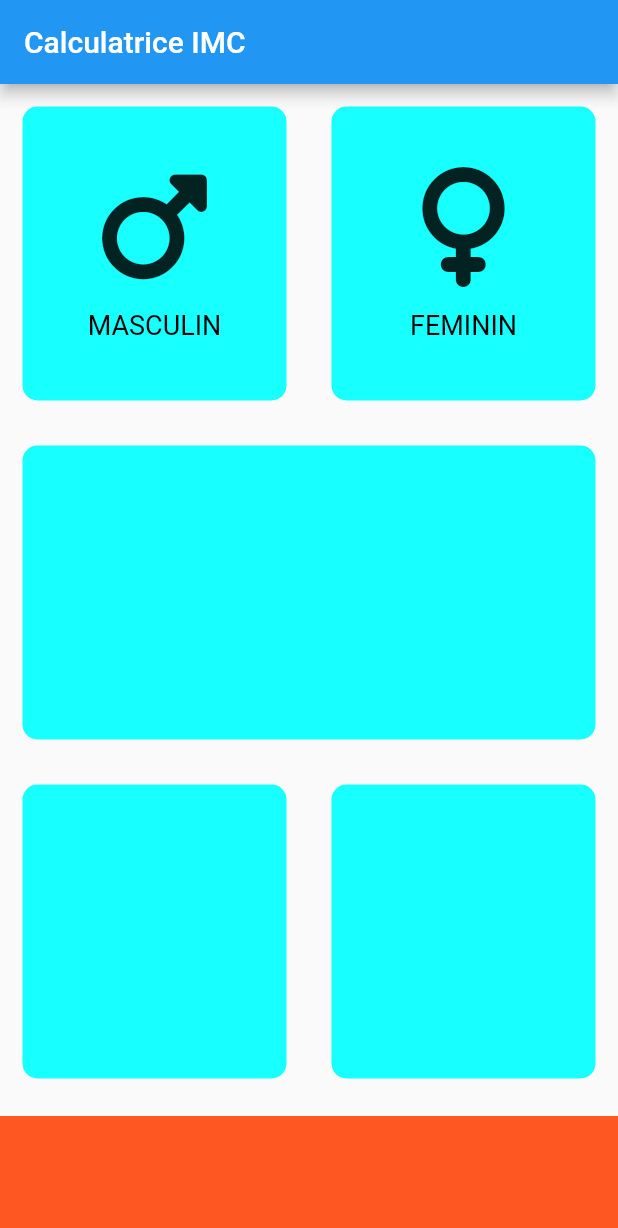
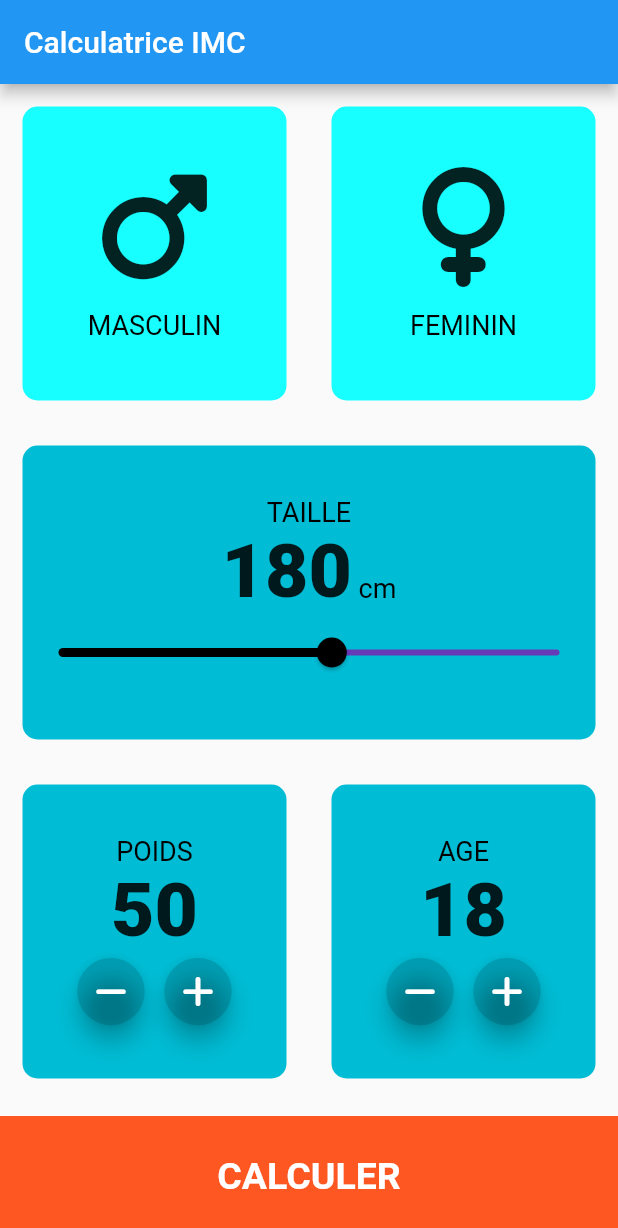
Before and after one commit to EzraWangYAY/bmicalculator, a Flutter app: the screen it shows after launch, on a phone screen of 412 x 824 dp. Shown: the top 1228 px of the screen. Run offline on Flutter 3.47's test engine with Material 2 defaults, Android fonts, the phone set to English and light mode, and no system bars; our stand-ins replace font_awesome_flutter.

```diff
--- /dev/null
+++ b/lib/Calculatrice.dart
@@ -0,0 +1,34 @@
+import 'dart.math';
+class Calculatrice{
+  Calculatrice({this.height, this.weight});
+
+  final int ?height;
+  final int ?weight;
+
+  double ? _imc;
+
+  String calculerIMC(){
+    _imc = weight! /pow(height! / 100, 2);
+    return _imc!.toStringAsFixed(1);
+
+  }
+  String getResult(){
+    if(_imc! >= 25){
+      return 'Surpoids';
+    }else if(_imc! > 18.5){
+      return 'Normal';
+    }else{
+      return 'Deficit ponderal';
+    }
+  }
+  String getInterpretation(){
+    if(_imc! >= 25){
+      return 'Ton poids est superieur a la normale. Exerces toi plus.';
+    }else if(_imc! >= 18.5){
+      return 'Excellent! Tu as un poids normal';
+    }else{
+      return 'Tu es un poids inferieur a la norme. If faut manger plus';
+
+    }
+  }
+}
--- /dev/null
+++ b/lib/bouton_button.dart
@@ -0,0 +1,24 @@
+import 'package:flutter/material.dart';
+import 'constants.dart';
+class Buttonbutton extends StatelessWidget {
+  Buttonbutton({required this.onTap, required this.buttonTitle});
+
+  final Function()? onTap;
+  final String buttonTitle;
+
+
+  @override
+  Widget build(BuildContext context) {
+    return GestureDetector(
+      onTap: onTap,
+
+      child: Container(
+        child: Center(child: Text('CALCULER', style: LargeButtonTextStyle,)),
+        color: Colors.deepOrange,
+        margin: EdgeInsets.only(top: 10.0),
+        width: double.infinity,
+        height: 80.0,
+      ),
+    );
+  }
+}
--- /dev/null
+++ b/lib/constants.dart
@@ -0,0 +1,39 @@
+import 'package:flutter/material.dart';
+
+const activeCardColour = Colors.cyan;
+const inactiveCardColour = Colors.cyanAccent;
+const bottomContainerColour = Colors.red;
+const bottomContainerHeight = 80.0;
+
+const NumberTextStyle = TextStyle(
+  fontSize: 50.0,
+  fontWeight: FontWeight.w900,
+
+);
+const labelTextStyle = TextStyle(
+  fontSize: 18.0,
+  color: Colors.black,
+);
+const LargeButtonTextStyle = TextStyle(
+  fontSize: 25.0,
+  fontWeight: FontWeight.bold,
+  color: Colors.white,
+);
+
+const TitleTextStyle=TextStyle(
+  fontSize: 40.0,
+  fontWeight: FontWeight.bold,
+  color: Colors.blue,
+);
+
+const resultTextStyle = TextStyle(color: Colors.red,
+fontSize: 26.0,
+fontWeight: FontWeight.bold,);
+
+const ImcResultTextStyle = TextStyle(color: Colors.red,
+  fontSize: 90.0,
+  fontWeight: FontWeight.bold,);
+
+const ImcInterpretTextStyle = TextStyle(color: Colors.white,
+  fontSize: 24.0,
+  fontWeight: FontWeight.bold,);
--- /dev/null
+++ b/lib/icon_content.dart
@@ -0,0 +1,28 @@
+import 'package:flutter/material.dart';
+import 'constants.dart';
+
+
+
+class IconContent extends StatelessWidget {
+  IconContent({this.icon,this.label});
+
+  final IconData ? icon;
+  final String ? label;
+
+  @override
+  Widget build(BuildContext context) {
+    return Column(
+      mainAxisAlignment: MainAxisAlignment.center,
+      children: [
+        Icon(icon,
+          size: 80.0,),
+        SizedBox(height: 15.0,),
+        Text(
+          label!,
+          style: labelTextStyle,
+
+        )
+      ],
+    );
+  }
+}
--- a/lib/input_page.dart
+++ b/lib/input_page.dart
@@ -1,12 +1,28 @@
+import 'package:bmicalculator/results_page.dart';
 import 'package:flutter/material.dart';
 import 'package:font_awesome_flutter/font_awesome_flutter.dart';
-const activeCardColour = Colors.cyanAccent;
+import 'Calculatrice.dart';
+import 'mon_container.dart';
+import 'icon_content.dart';
+import 'constants.dart';
+import 'bouton_button.dart';
+enum Gender {
+  male,
+  female,
+}
+
 class InputPage extends StatefulWidget {
   @override
   State<InputPage> createState() => _InputPageState();
 }
 
 class _InputPageState extends State<InputPage> {
+  //Color maleCardColour = inactiveCardColour;
+  //Color femaleCardColour = inactieCardColour;
+  Gender? selectedGender;
+  int height = 180;
+  int weight = 50;
+  int age = 18;
   @override
   Widget build(BuildContext context) {
     return Scaffold(
@@ -19,86 +35,195 @@ class _InputPageState extends State<InputPage> {
               child: Row(
                 children: [
                   Expanded(
-                    child: monContainer(colour: activeCardColour,
-                      childCard: IconContent(icon: FontAwesomeIcons.mars,
-                      label: 'MASCULIN',),
+                    child: GestureDetector(
+                      onTap: () {
+                        setState(() {
+                          selectedGender = Gender.male;
+                        });
+                      },
+                      child: monContainer(
+                        colour: selectedGender == Gender.male
+                            ? activeCardColour
+                            : inactiveCardColour,
+                        childCard: IconContent(
+                          icon: FontAwesomeIcons.mars,
+                          label: 'MASCULIN',
+                        ),
+                      ),
                     ),
-
                   ),
                   Expanded(
-                   child: monContainer(colour: activeCardColour,
-                   childCard: Column(mainAxisAlignment: MainAxisAlignment.center,
-                     children: [
-                     Icon(FontAwesomeIcons.venus,
-                     size: 80.0,),
-                     SizedBox(height: 15.0,),
-                     Text('FEMININ', style: TextStyle(fontSize: 18.0, color: Colors.black),)
-                   ],),),
+                    child: GestureDetector(
+                      onTap: () {
+                        setState(() {
+                          selectedGender = Gender.female;
+                        });
+                      },
+                      child: monContainer(
+                        colour: selectedGender == Gender.female
+                            ? activeCardColour
+                            : inactiveCardColour,
+                        childCard: Column(
+                          mainAxisAlignment: MainAxisAlignment.center,
+                          children: [
+                            Icon(
+                              FontAwesomeIcons.venus,
+                              size: 80.0,
+                            ),
+                            SizedBox(
+                              height: 15.0,
+                            ),
+                            Text(
+                              'FEMININ',
+                              style: TextStyle(
+                                  fontSize: 18.0, color: Colors.black),
+                            )
+                          ],
+                        ),
+                      ),
+                    ),
                   ),
                 ],
               ),
             ),
             Expanded(
-              child: monContainer(colour: activeCardColour,),
+              child: monContainer(
+                colour: activeCardColour,
+                childCard: Column(
+                  mainAxisAlignment: MainAxisAlignment.center,
+                  children: [
+                    Text(
+                      'TAILLE',
+                      style: labelTextStyle,
+                    ),
+                    Row(
+                      mainAxisAlignment: MainAxisAlignment.center,
+                      crossAxisAlignment: CrossAxisAlignment.baseline,
+                      textBaseline: TextBaseline.alphabetic,
+                      children: [
+                        Text(
+                          height.toString(),
+                          style: NumberTextStyle,
+                        ),
+                        Text(
+                          ' cm',
+                          style: labelTextStyle,
+                        ),
+                      ],
+                    ),
+                    Slider (
+                      value: height.toDouble(),
+                      min: 120,
+                      max: 230,
+                      activeColor: Colors.black,
+                      inactiveColor: Colors.deepPurple,
+                      onChanged: (double newValue){
+                        setState((){
+                          height = newValue.round();
+                        });
+                      },
+                    ),
+                  ],
+                ),
+              ),
             ),
             Expanded(
               child: Row(
                 children: [
                   Expanded(
-                    child: monContainer(colour: activeCardColour,),
+                    child: monContainer(
+                      colour: activeCardColour,
+                      childCard: Column(mainAxisAlignment: MainAxisAlignment.center,
+                      children: [
+                        Text('POIDS', style: labelTextStyle,),
+                        Text(weight.toString(), style: NumberTextStyle,),
+                        Row(
+                          mainAxisAlignment: MainAxisAlignment.center,
+                          children: [
+                            RoundIconButton(icon: FontAwesomeIcons.minus, onPressed: () {
+                              setState((){
+                                  weight --;
+                              });
+                            },),
+                            SizedBox(width: 10.0,),
+                            RoundIconButton(icon: FontAwesomeIcons.plus, onPressed: () {
+                              setState((){
+                                weight++;
+                              });
+                            },),
+                          ],
+
+                        )
+
+                      ],),
+                    ),
                   ),
                   Expanded(
-                    child: monContainer(colour: activeCardColour,),
+                    child: monContainer(
+                      colour: activeCardColour,
+                      childCard: Column(mainAxisAlignment: MainAxisAlignment.center,
+                        children: [
+                          Text('AGE', style: labelTextStyle,),
+                          Text(age.toString(), style: NumberTextStyle,),
+                          Row(
+                            mainAxisAlignment: MainAxisAlignment.center,
+                            children: [
+                              RoundIconButton(icon: FontAwesomeIcons.minus, onPressed: () {
+                                setState((){
+                                  age --;
+                                });
+                              },),
+                              SizedBox(width: 10.0,),
+                              RoundIconButton(icon: FontAwesomeIcons.plus, onPressed: () {
+                                setState((){
+                                  age++;
+                                });
+                              },),
+                            ],
+
+                          )
+
+                        ],),
+                    ),
                   ),
                 ],
               ),
             ),
-            Container(
-              color: Colors.deepOrange,
-              margin: EdgeInsets.only(top:10.0),
-              width: double.infinity,
-              height: 80.0,
-            ),
+
+            Buttonbutton(buttonTitle: 'CALCULER',
+              onTap: () {
+              Calculatrice calc = Calculatrice(height: height, weight: weight);
+              Navigator.push(context,
+                  MaterialPageRoute(builder: (context) => ResultsPage(
+                    imcResult: calc.calculerIMC(),
+                    resultText: calc.getResult(),
+                    interpretation: calc.getInterpretation(),
+                  )));
+            },),
           ],
         ));
   }
 }
 
-class IconContent extends StatelessWidget {
-  IconContent({this.icon,this.label});
 
-final IconData ? icon;
-final String ? label;
-
+class RoundIconButton extends StatelessWidget {
+  RoundIconButton ({required this.icon, required this.onPressed});
+  final IconData icon;
+  final Function()? onPressed;
   @override
   Widget build(BuildContext context) {
-    return Column(
-      mainAxisAlignment: MainAxisAlignment.center,
-      children: [
-      Icon(icon,
-        size: 80.0,),
-      SizedBox(height: 15.0,),
-      Text(
-        label!,
-        style:
-      TextStyle(fontSize: 18.0, color: Colors.black),)
-    ],);
+    return RawMaterialButton(
+      child: Icon(icon, color: Colors.white,),
+        onPressed: onPressed,
+    elevation: 6.0,
+    constraints: BoxConstraints.tightFor(
+    width: 45.0,
+    height: 45.0,
+
+    ),
+    shape: CircleBorder(),
+    fillColor: Colors.black12,
+
+    );
   }
 }
-
-class monContainer extends StatelessWidget {
-  monContainer({required this.colour, this.childCard});
-final Color colour;
-final Widget ? childCard;
-
-  @override
-  Widget build(BuildContext context) {
-    return Container(
-      child: childCard,
-        margin: EdgeInsets.all(15.0),
-        decoration: BoxDecoration(
-          color: colour,
-          borderRadius: BorderRadius.circular(10.0),
-        ));
-  }
-}
--- /dev/null
+++ b/lib/mon_container.dart
@@ -0,0 +1,18 @@
+import 'package:flutter/material.dart';
+
+class monContainer extends StatelessWidget {
+  monContainer({required this.colour, this.childCard});
+  final Color colour;
+  final Widget ? childCard;
+
+  @override
+  Widget build(BuildContext context) {
+    return Container(
+        child: childCard,
+        margin: EdgeInsets.all(15.0),
+        decoration: BoxDecoration(
+          color: colour,
+          borderRadius: BorderRadius.circular(10.0),
+        ));
+  }
+}
```
Also changed, not shown: lib/results_page.dart (added, +54 -0 lines).
